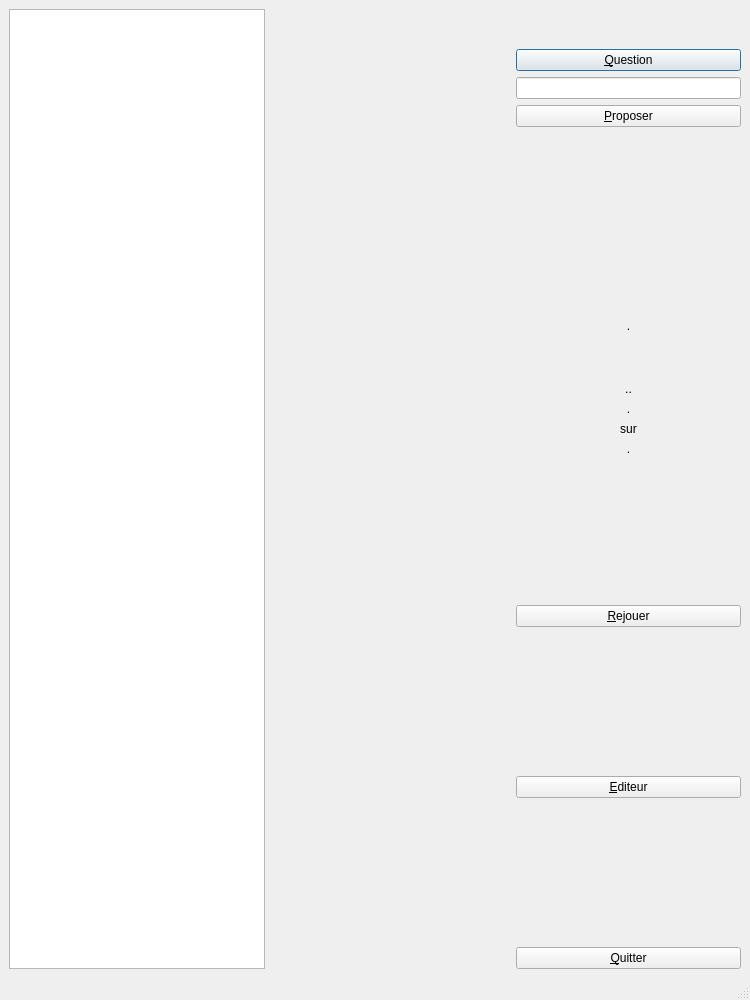
The window that exercice.ui (Txikilinux/leterrier-calculment) describes before a commit, drawn with Qt 5.
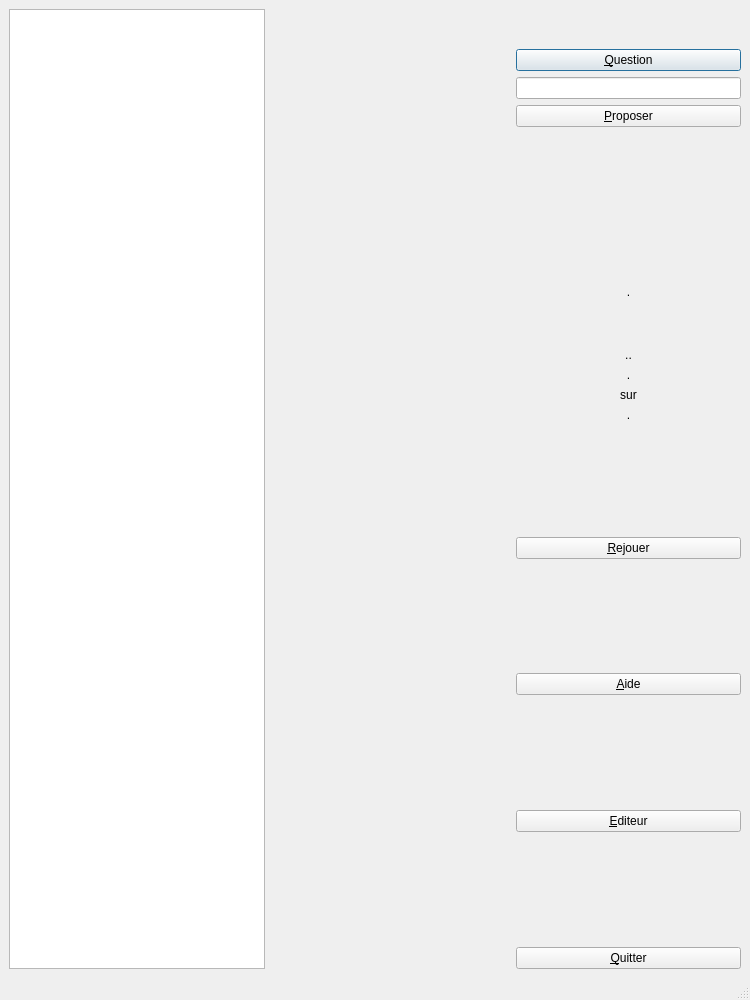
The same window after the commit.

Commit message: Bouton d'aide caché ajouté sur les exercices et utilisé pour les ordres de grandeur

The edit to the form file:
```diff
--- a/exercice.ui
+++ b/exercice.ui
@@ -210,6 +210,26 @@
         </property>
        </spacer>
       </item>
+      <item>
+       <widget class="QPushButton" name="btnAide">
+        <property name="text">
+         <string>&amp;Aide</string>
+        </property>
+       </widget>
+      </item>
+      <item>
+       <spacer name="verticalSpacer_6">
+        <property name="orientation">
+         <enum>Qt::Vertical</enum>
+        </property>
+        <property name="sizeHint" stdset="0">
+         <size>
+          <width>20</width>
+          <height>40</height>
+         </size>
+        </property>
+       </spacer>
+      </item>
       <item>
        <widget class="QPushButton" name="btnEditeur">
         <property name="text">
```
The commit also changes 2 other files.
